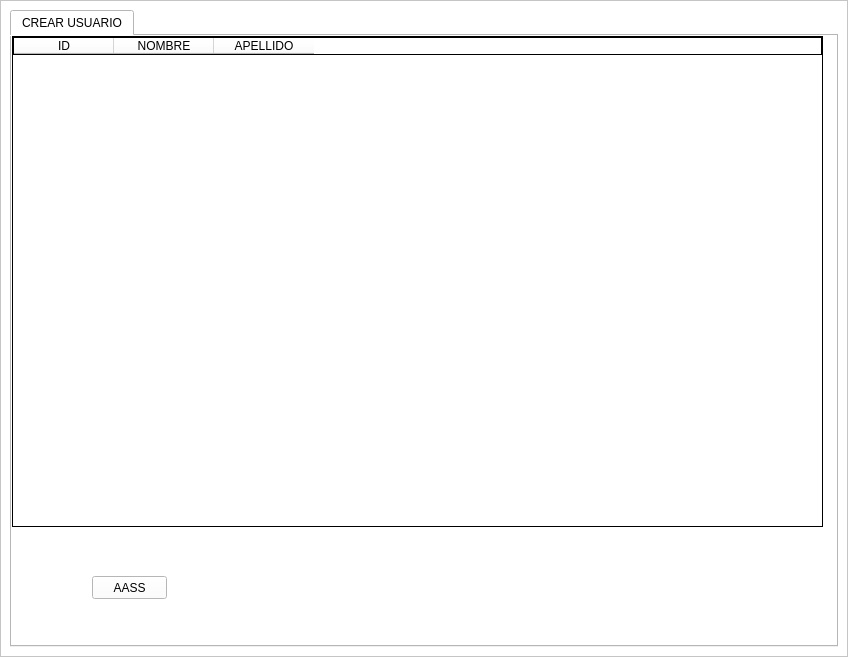
Old version of the form gui.ui in the repository juanignaciocansillieri/Proyecto-Final.
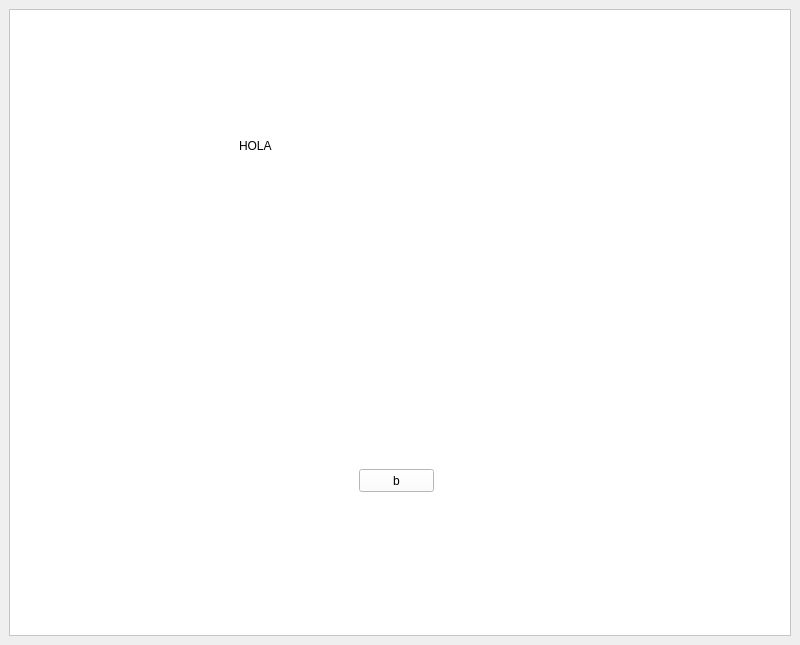
New version of the form.

What changed in the file:
```diff
--- a/gui.ui
+++ b/gui.ui
@@ -6,38 +6,20 @@
    <rect>
     <x>0</x>
     <y>0</y>
-    <width>848</width>
-    <height>657</height>
+    <width>800</width>
+    <height>645</height>
    </rect>
   </property>
   <property name="windowTitle">
    <string>MainWindow</string>
   </property>
   <widget class="QWidget" name="centralwidget">
-   <property name="styleSheet">
-    <string notr="true">margin: 0 0 0;</string>
-   </property>
    <layout class="QVBoxLayout" name="verticalLayout">
-    <property name="spacing">
-     <number>0</number>
-    </property>
-    <property name="leftMargin">
-     <number>0</number>
-    </property>
-    <property name="topMargin">
-     <number>0</number>
-    </property>
-    <property name="rightMargin">
-     <number>0</number>
-    </property>
-    <property name="bottomMargin">
-     <number>0</number>
-    </property>
     <item>
      <widget class="QFrame" name="frame">
       <property name="styleSheet">
-       <string notr="true">background-color: #fff;
-margin: 0;</string>
+       <string notr="true">background: #fff;
+</string>
       </property>
       <property name="frameShape">
        <enum>QFrame::StyledPanel</enum>
@@ -45,83 +27,32 @@
       <property name="frameShadow">
        <enum>QFrame::Raised</enum>
       </property>
-      <layout class="QVBoxLayout" name="verticalLayout_2">
-       <item>
-        <widget class="QTabWidget" name="tabWidget">
-         <property name="styleSheet">
-          <string notr="true">backgorund: #f1d3</string>
-         </property>
-         <property name="tabPosition">
-          <enum>QTabWidget::North</enum>
-         </property>
-         <property name="tabShape">
-          <enum>QTabWidget::Rounded</enum>
-         </property>
-         <property name="currentIndex">
-          <number>0</number>
-         </property>
-         <property name="iconSize">
-          <size>
-           <width>16</width>
-           <height>16</height>
-          </size>
-         </property>
-         <property name="movable">
-          <bool>false</bool>
-         </property>
-         <property name="tabBarAutoHide">
-          <bool>false</bool>
-         </property>
-         <widget class="QWidget" name="tab">
-          <attribute name="title">
-           <string>CREAR USUARIO</string>
-          </attribute>
-          <widget class="QTableWidget" name="tableWidget">
-           <property name="geometry">
-            <rect>
-             <x>0</x>
-             <y>0</y>
-             <width>811</width>
-             <height>491</height>
-            </rect>
-           </property>
-           <property name="styleSheet">
-            <string notr="true">margin: 0;
-border: 1px solid;</string>
-           </property>
-           <column>
-            <property name="text">
-             <string>ID</string>
-            </property>
-           </column>
-           <column>
-            <property name="text">
-             <string>NOMBRE</string>
-            </property>
-           </column>
-           <column>
-            <property name="text">
-             <string>APELLIDO</string>
-            </property>
-           </column>
-          </widget>
-          <widget class="QPushButton" name="pushButton">
-           <property name="geometry">
-            <rect>
-             <x>80</x>
-             <y>540</y>
-             <width>75</width>
-             <height>23</height>
-            </rect>
-           </property>
-           <property name="text">
-            <string>AASS</string>
-           </property>
-          </widget>
-         </widget>
-        </widget>
-       </item>
-      </layout>
+      <widget class="QPushButton" name="btn">
+       <property name="geometry">
+        <rect>
+         <x>350</x>
+         <y>460</y>
+         <width>75</width>
+         <height>23</height>
+        </rect>
+       </property>
+       <property name="text">
+        <string>b</string>
+       </property>
+      </widget>
+      <widget class="QLabel" name="lbl">
+       <property name="geometry">
+        <rect>
+         <x>230</x>
+         <y>130</y>
+         <width>47</width>
+         <height>13</height>
+        </rect>
+       </property>
+       <property name="text">
+        <string>HOLA</string>
+       </property>
+      </widget>
      </widget>
     </item>
    </layout>
```
